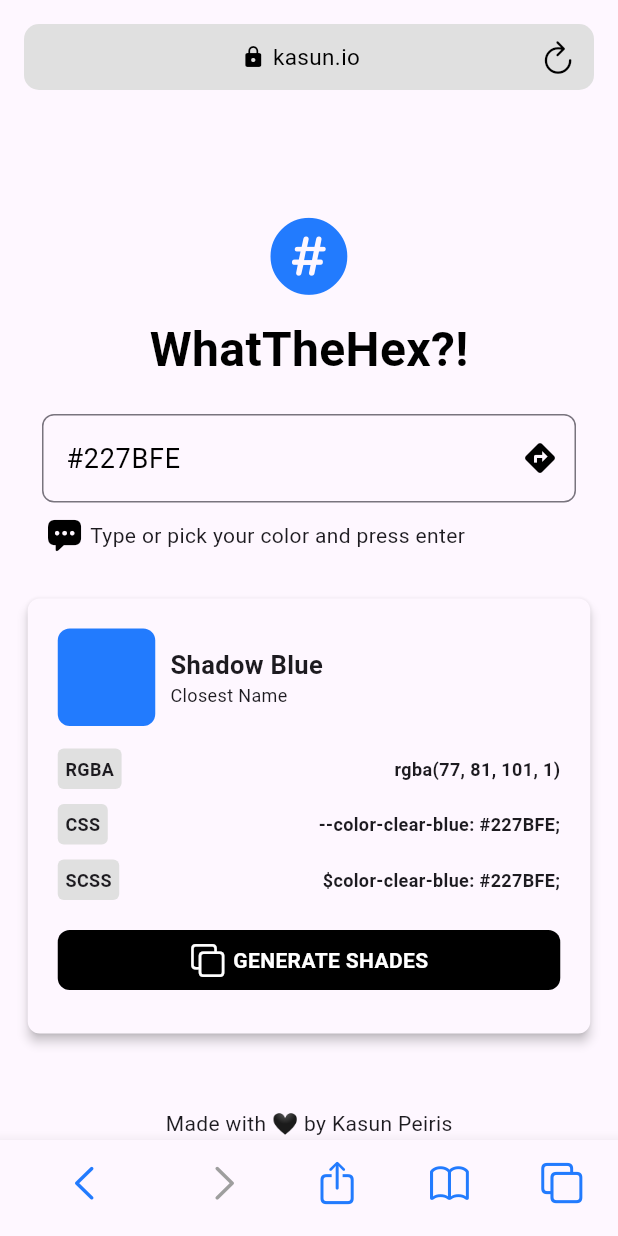
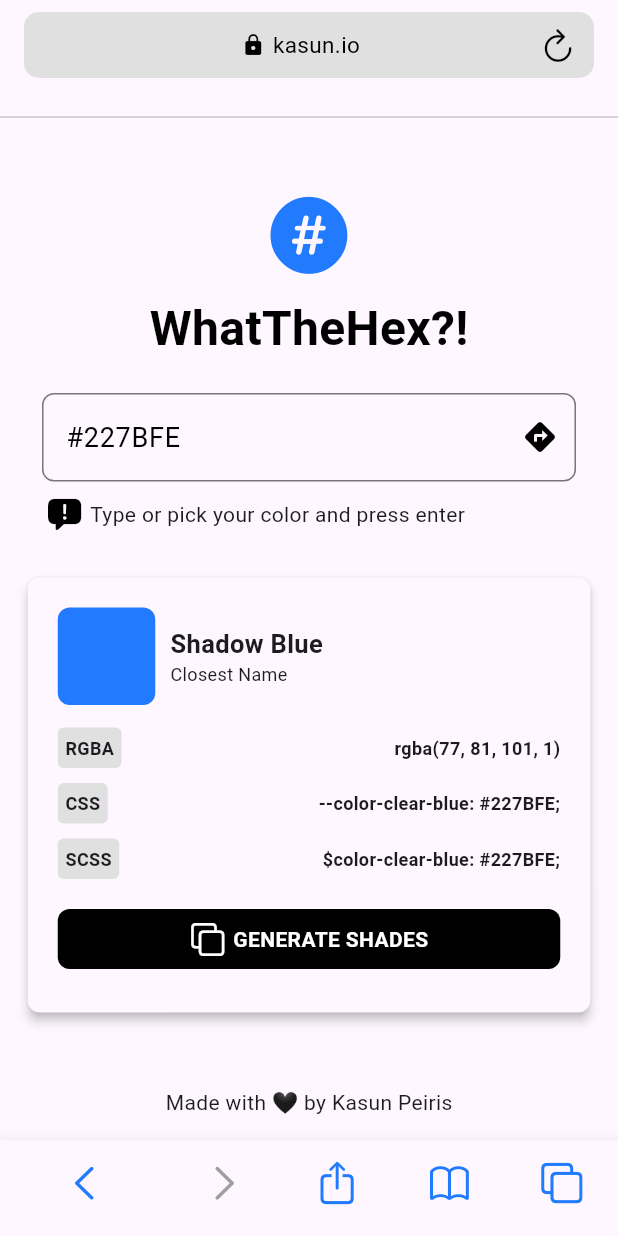
Before and after one commit to ifeanyidotdev/WhatTheHex, a Flutter app: the screen it shows after launch, on a phone screen of 412 x 824 dp. Run offline on Flutter 3.47's test engine with Material 3 defaults, Android fonts, the phone set to English and light mode, and no system bars.

Commit message:
changes container to cupertino icon

```diff
--- a/lib/main.dart
+++ b/lib/main.dart
@@ -25,11 +25,12 @@
     return Scaffold(
       body: SafeArea(
         child: SingleChildScrollView(
-          child: Padding(
-            padding: const EdgeInsets.all(16.0),
           child: Column(
             children: [
-                Container(
+              Padding(
+                padding:
+                    const EdgeInsets.symmetric(horizontal: 16.0, vertical: 8),
+                child: Container(
                   decoration: BoxDecoration(
                     color: Colors.grey.shade300,
                     borderRadius: BorderRadius.circular(10),
@@ -68,8 +69,13 @@
                     ],
                   ),
                 ),
+              ),
               const SizedBox(
-                  height: 80,
+                height: 10,
+              ),
+              const Divider(),
+              const SizedBox(
+                height: 40,
               ),
               // Container(
               //   decoration: const BoxDecoration(
@@ -88,6 +94,10 @@
               //     ),
               //   ),
               // ),
+              Padding(
+                padding: const EdgeInsets.symmetric(horizontal: 16.0),
+                child: Column(
+                  children: [
                     const Icon(
                       CupertinoIcons.number_circle_fill,
                       color: blueColor,
@@ -141,7 +151,7 @@
                       child: Row(
                         children: [
                           Icon(
-                        CupertinoIcons.ellipses_bubble_fill,
+                            CupertinoIcons.exclamationmark_bubble_fill,
                             color: blackColor,
                           ),
                           SizedBox(
@@ -181,7 +191,8 @@
                                   ),
                                   const Column(
                                     mainAxisAlignment: MainAxisAlignment.start,
-                                crossAxisAlignment: CrossAxisAlignment.start,
+                                    crossAxisAlignment:
+                                        CrossAxisAlignment.start,
                                     children: [
                                       Text(
                                         'Shadow Blue',
@@ -200,7 +211,8 @@
                               ),
                               const SizedBox(height: 15),
                               _colorOptionns(
-                              title: "RGBA", content: "rgba(77, 81, 101, 1)"),
+                                  title: "RGBA",
+                                  content: "rgba(77, 81, 101, 1)"),
                               const SizedBox(height: 10),
                               _colorOptionns(
                                   title: "CSS",
@@ -251,6 +263,8 @@
                     ),
                   ],
                 ),
+              ),
+            ],
           ),
         ),
       ),
```
Lines whose indentation alone changed are shown as unchanged.
